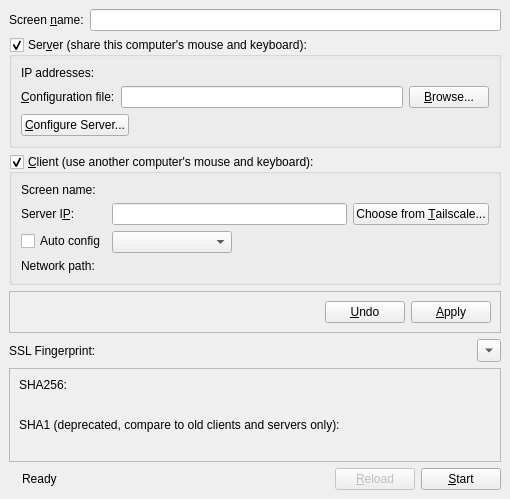
bryceishunter/leapdesk-kvm, file src/gui/src/MainWindow.ui: the form before one commit.
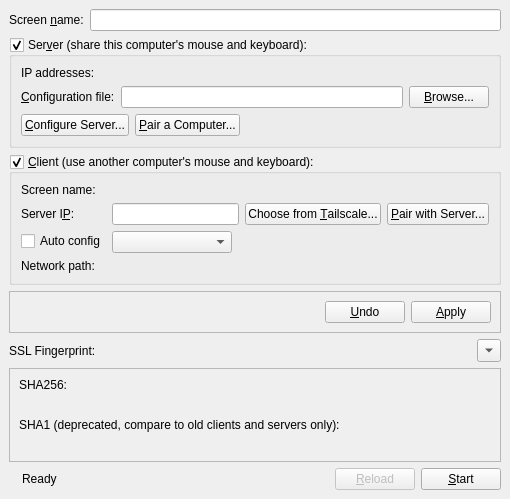
The form after the commit.

Commit message: gui: pair computers by comparing a code

```diff
--- a/src/gui/src/MainWindow.ui
+++ b/src/gui/src/MainWindow.ui
@@ -127,6 +127,13 @@
            </property>
           </widget>
          </item>
+         <item>
+          <widget class="QPushButton" name="m_pButtonPairClient">
+           <property name="text">
+            <string>&amp;Pair a Computer...</string>
+           </property>
+          </widget>
+         </item>
          <item>
           <spacer>
            <property name="orientation">
@@ -202,6 +209,13 @@
            </property>
           </widget>
          </item>
+         <item>
+          <widget class="QPushButton" name="m_pButtonPairServer">
+           <property name="text">
+            <string>&amp;Pair with Server...</string>
+           </property>
+          </widget>
+         </item>
         </layout>
        </item>
        <item row="3" column="0">
```
The commit also changes 12 other files.
